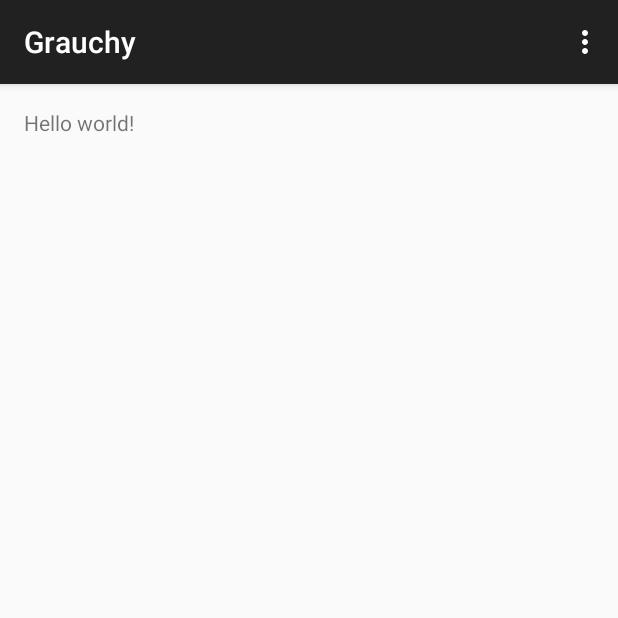
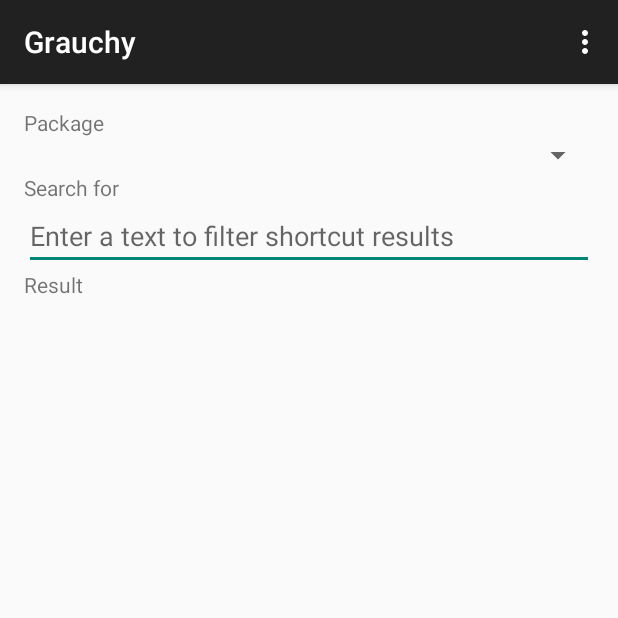
Before and after one commit to Slesa/Trinity, an Android app: the screen it shows after launch (MainActivity), on a phone screen of 412 x 824 dp, the top half of it. Run offline under Robolectric (Android 15) with nearby library versions, the phone set to English and light mode, and no system bars.

Commit message:
Adding main screen widgets

```diff
--- a/src/Grauchy.android/app/src/main/java/com/solutions/slesa/grauchy/MainActivity.java
+++ b/src/Grauchy.android/app/src/main/java/com/solutions/slesa/grauchy/MainActivity.java
@@ -5,6 +5,8 @@ import android.os.Bundle;
 import android.view.Menu;
 import android.view.MenuItem;
 
+// http://www.mkyong.com/android/android-spinner-drop-down-list-example/
+// http://developer.android.com/guide/topics/ui/controls/spinner.html
 
 public class MainActivity extends ActionBarActivity {
 
--- a/src/Grauchy.android/app/src/main/res/layout/activity_main.xml
+++ b/src/Grauchy.android/app/src/main/res/layout/activity_main.xml
@@ -1,11 +1,44 @@
-<RelativeLayout xmlns:android="http://schemas.android.com/apk/res/android"
+<LinearLayout xmlns:android="http://schemas.android.com/apk/res/android"
     xmlns:tools="http://schemas.android.com/tools" android:layout_width="match_parent"
-    android:layout_height="match_parent" android:paddingLeft="@dimen/activity_horizontal_margin"
+    android:layout_height="match_parent"
+    android:orientation="vertical"
+    android:paddingLeft="@dimen/activity_horizontal_margin"
     android:paddingRight="@dimen/activity_horizontal_margin"
     android:paddingTop="@dimen/activity_vertical_margin"
-    android:paddingBottom="@dimen/activity_vertical_margin" tools:context=".MainActivity">
+    android:paddingBottom="@dimen/activity_vertical_margin"
+    tools:context=".MainActivity">
 
-    <TextView android:text="@string/hello_world" android:layout_width="wrap_content"
+    <TextView
+        android:text="@string/main_package"
+        android:layout_width="wrap_content"
         android:layout_height="wrap_content" />
 
-</RelativeLayout>
+<!--    android:entries="@array/listPackages" -->
+    <Spinner
+        android:id="@+id/spinPackage"
+        android:layout_width="match_parent"
+        android:layout_height="wrap_content"
+        android:hint="@string/main_packageHint"/>
+
+    <TextView
+        android:text="@string/main_search"
+        android:layout_width="wrap_content"
+        android:layout_height="wrap_content" />
+
+    <EditText
+        android:id="@+id/editSearch"
+        android:layout_width="match_parent"
+        android:layout_height="wrap_content"
+        android:hint="@string/main_searchHint"/>
+
+    <TextView
+        android:text="@string/main_result"
+        android:layout_width="wrap_content"
+        android:layout_height="wrap_content" />
+
+    <ListView
+        android:id="@+id/listResult"
+        android:layout_width="match_parent"
+        android:layout_height="wrap_content"/>
+
+</LinearLayout>
--- a/src/Grauchy.android/app/src/main/res/values/strings.xml
+++ b/src/Grauchy.android/app/src/main/res/values/strings.xml
@@ -1,6 +1,11 @@
 <resources>
     <string name="app_name">Grauchy</string>
 
-    <string name="hello_world">Hello world!</string>
+    <string name="main_package">Package</string>
+    <string name="main_search">Search for</string>
+    <string name="main_result">Result</string>
+    <string name="main_packageHint">Select a package to get list of shortcuts</string>
+    <string name="main_searchHint">Enter a text to filter shortcut results</string>
+
     <string name="action_settings">Settings</string>
 </resources>
```
